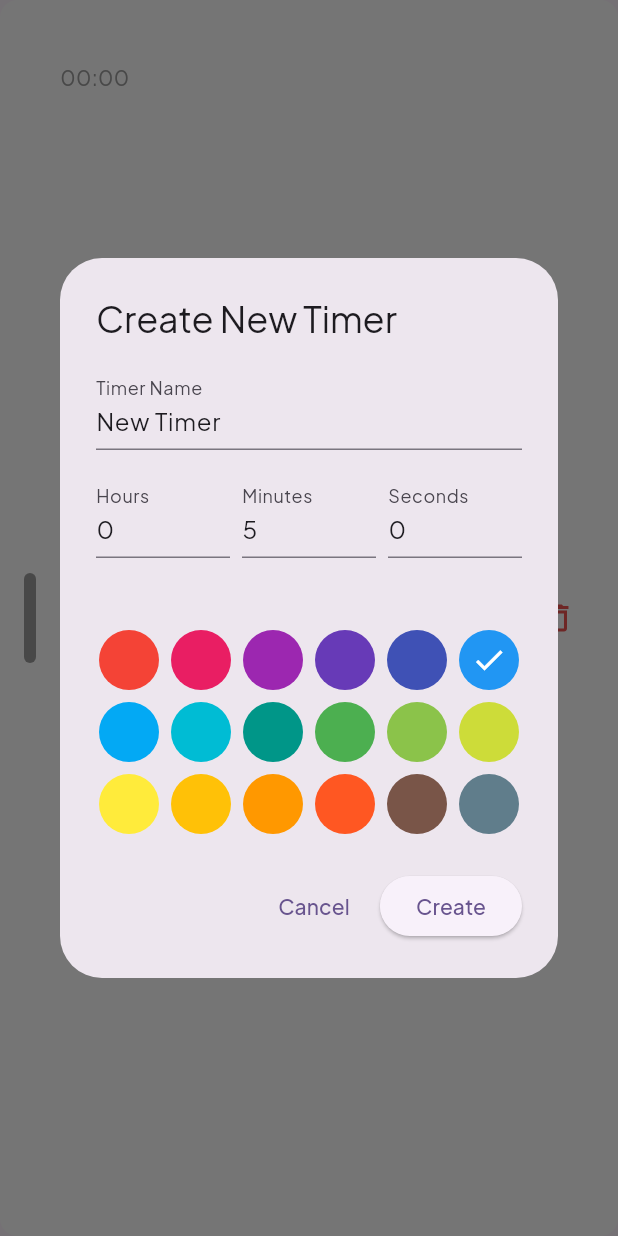
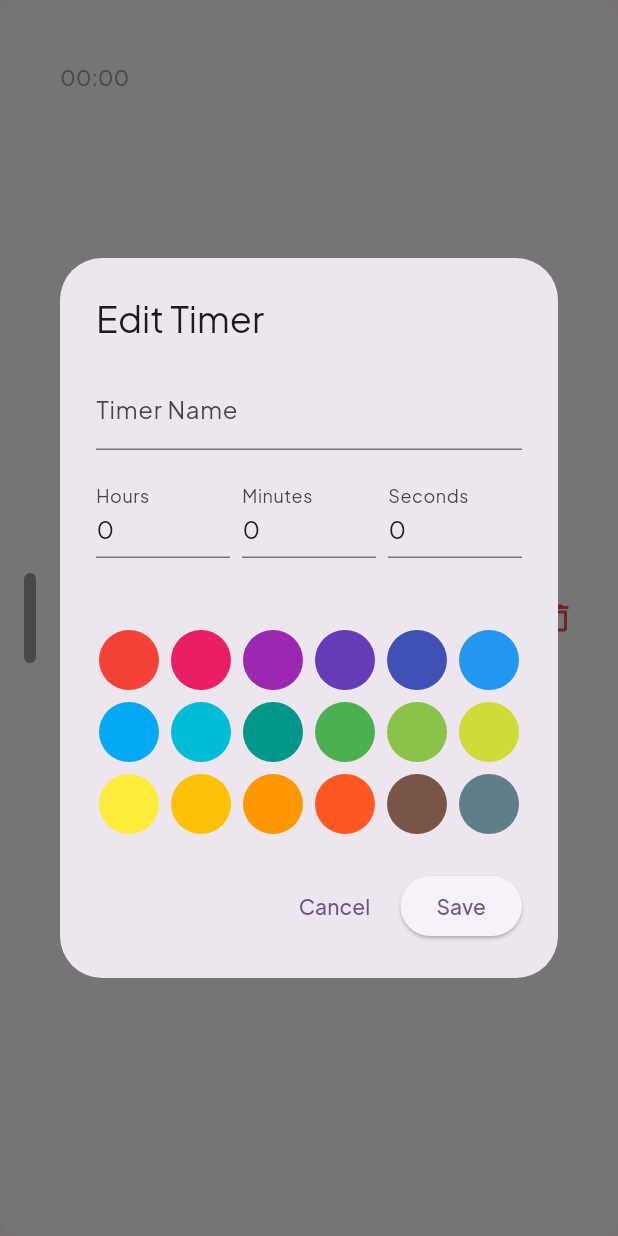
Before and after one commit to XilefEel/Cascade, a Flutter app: the TimerCard widget shown alone on an empty page, opened directly with empty values, after a tap on the "edit" icon, on a phone screen of 412 x 824 dp. Run offline on Flutter 3.47's test engine with Material 3 defaults, Android fonts, the phone set to English and light mode, and no system bars; our stand-ins replace google_fonts, shared_preferences; accounts and stored records are empty.

Commit message:
implemented edit timer action

```diff
--- a/lib/screens/home_page.dart
+++ b/lib/screens/home_page.dart
@@ -46,7 +46,7 @@ class _HomePageState extends State<HomePage>
   void _showCreateTimerDialog() {
     showDialog(
       context: context,
-      builder: (context) => CreateTimerDialog(onTimerCreated: loadTimers),
+      builder: (context) => TimerDialog(onTimerCreated: loadTimers),
     );
   }
 
@@ -62,7 +62,7 @@ class _HomePageState extends State<HomePage>
                 _tabController.animateTo(index);
               },
               children: [
-                TimersPage(timers: timers),
+                TimersPage(timers: timers, onTimersChanged: loadTimers),
                 const CascadesPage(),
               ],
             ),
--- a/lib/widgets/timer_card.dart
+++ b/lib/widgets/timer_card.dart
@@ -5,9 +5,13 @@ import 'timer_dialog.dart';
 
 class TimerCard extends StatelessWidget {
   final TimerData timer;
-  final VoidCallback onTap;
+  final VoidCallback onTimersChanged;
 
-  const TimerCard({super.key, required this.timer, required this.onTap});
+  const TimerCard({
+    super.key,
+    required this.timer,
+    required this.onTimersChanged,
+  });
 
   String formatDuration(Duration duration) {
     String twoDigits(int n) => n.toString().padLeft(2, '0');
@@ -81,9 +85,8 @@ class TimerCard extends StatelessWidget {
                   onPressed: () {
                     showDialog(
                       context: context,
-                      builder: (context) => CreateTimerDialog(
-                        onTimerCreated:
-                            onTap, // Reuse the same refresh callback
+                      builder: (context) => TimerDialog(
+                        onTimerCreated: onTimersChanged,
                         timerToEdit: timer,
                       ),
                     );
@@ -94,7 +97,7 @@ class TimerCard extends StatelessWidget {
                 IconButton(
                   onPressed: () async {
                     await deleteTimer(timer.id);
-                    onTap();
+                    onTimersChanged();
                   },
                   icon: Icon(Icons.delete_outlined, color: Colors.red[400]),
                 ),
--- a/lib/widgets/timer_dialog.dart
+++ b/lib/widgets/timer_dialog.dart
@@ -2,39 +2,116 @@ import 'package:flutter/material.dart';
 import '../models/timer.dart';
 import '../services/timer_service.dart';
 
-class CreateTimerDialog extends StatefulWidget {
+class TimerDialog extends StatefulWidget {
   final VoidCallback onTimerCreated;
   final TimerData? timerToEdit;
-  const CreateTimerDialog({
+  const TimerDialog({
     super.key,
     required this.onTimerCreated,
     this.timerToEdit,
   });
 
   @override
-  State<CreateTimerDialog> createState() => _CreateTimerDialogState();
+  State<TimerDialog> createState() => _TimerDialogState();
 }
 
-class _CreateTimerDialogState extends State<CreateTimerDialog> {
-  final nameController = TextEditingController(text: 'New Timer');
+class _TimerDialogState extends State<TimerDialog> {
+  late final TextEditingController nameController;
+  late final TextEditingController hoursController;
+  late final TextEditingController minutesController;
+  late final TextEditingController secondsController;
+  late Color selectedColor;
 
-  final hoursController = TextEditingController(text: '0');
-  final minutesController = TextEditingController(text: '5');
-  final secondsController = TextEditingController(text: '0');
+  @override
+  void initState() {
+    super.initState();
+    if (widget.timerToEdit != null) {
+      final timer = widget.timerToEdit!;
+      final hours = timer.duration.inHours;
+      final minutes = timer.duration.inMinutes.remainder(60);
+      final seconds = timer.duration.inSeconds.remainder(60);
 
-  Color selectedColor = Colors.blue;
+      nameController = TextEditingController(text: timer.name);
+      hoursController = TextEditingController(text: hours.toString());
+      minutesController = TextEditingController(text: minutes.toString());
+      secondsController = TextEditingController(text: seconds.toString());
+      selectedColor = timer.color;
+    } else {
+      // Create mode - use defaults
+      nameController = TextEditingController(text: 'New Timer');
+      hoursController = TextEditingController(text: '0');
+      minutesController = TextEditingController(text: '5');
+      secondsController = TextEditingController(text: '0');
+      selectedColor = Colors.blue;
+    }
+  }
 
   @override
   void dispose() {
     nameController.dispose();
+    hoursController.dispose();
     minutesController.dispose();
+    secondsController.dispose();
     super.dispose();
+  }
+
+  bool get isEditMode => widget.timerToEdit != null;
+
+  void handleSubmit() async {
+    final name = nameController.text.trim();
+    final hours = int.tryParse(hoursController.text.trim()) ?? 0;
+    final minutes = int.tryParse(minutesController.text.trim()) ?? 0;
+    final seconds = int.tryParse(secondsController.text.trim()) ?? 0;
+
+    if (name.isEmpty) {
+      ScaffoldMessenger.of(
+        context,
+      ).showSnackBar(const SnackBar(content: Text('Please enter a name')));
+      return;
+    }
+
+    final totalSeconds = hours * 3600 + minutes * 60 + seconds;
+    if (totalSeconds <= 0) {
+      ScaffoldMessenger.of(context).showSnackBar(
+        const SnackBar(content: Text('Duration must be greater than 0')),
+      );
+      return;
+    }
+
+    try {
+      if (isEditMode) {
+        await TimerService.updateTimer(
+          TimerData(
+            id: widget.timerToEdit!.id,
+            name: name,
+            duration: Duration(seconds: totalSeconds),
+            color: selectedColor,
+            orderIndex: widget.timerToEdit!.orderIndex,
+          ),
+        );
+      } else {
+        await TimerService.addTimer(
+          TimerData.create(
+            name: name,
+            duration: Duration(seconds: totalSeconds),
+            color: selectedColor,
+          ),
+        );
+      }
+      if (!mounted) return;
+      Navigator.pop(context);
+      widget.onTimerCreated();
+    } catch (e) {
+      ScaffoldMessenger.of(
+        context,
+      ).showSnackBar(const SnackBar(content: Text('Failed to create timer')));
+    }
   }
 
   @override
   Widget build(BuildContext context) {
     return AlertDialog(
-      title: const Text('Create New Timer'),
+      title: Text(isEditMode ? 'Edit Timer' : 'Create New Timer'),
       content: SingleChildScrollView(
         child: Column(
           children: [
@@ -99,29 +176,8 @@ class _CreateTimerDialogState extends State<CreateTimerDialog> {
           child: const Text('Cancel'),
         ),
         ElevatedButton(
-          onPressed: () async {
-            final name = nameController.text.trim();
-            final hours = int.tryParse(hoursController.text.trim()) ?? 0;
-            final minutes = int.tryParse(minutesController.text.trim()) ?? 0;
-            final seconds = int.tryParse(secondsController.text.trim()) ?? 0;
-
-            if (name.isNotEmpty && minutes > 0) {
-              final newTimer = TimerData.create(
-                name: name,
-                duration: Duration(
-                  hours: hours,
-                  minutes: minutes,
-                  seconds: seconds,
-                ),
-                color: selectedColor,
-              );
-
-              await TimerService.addTimer(newTimer);
-              widget.onTimerCreated();
-              Navigator.of(context).pop();
-            }
-          },
-          child: const Text('Create'),
+          onPressed: handleSubmit,
+          child: Text(isEditMode ? 'Save' : 'Create'),
         ),
       ],
     );
```
Also changed, not shown: lib/screens/timer_page.dart (+8 -6 lines), lib/services/timer_service.dart (+7 -0 lines), lib/widgets/timer_drawer.dart (added).
